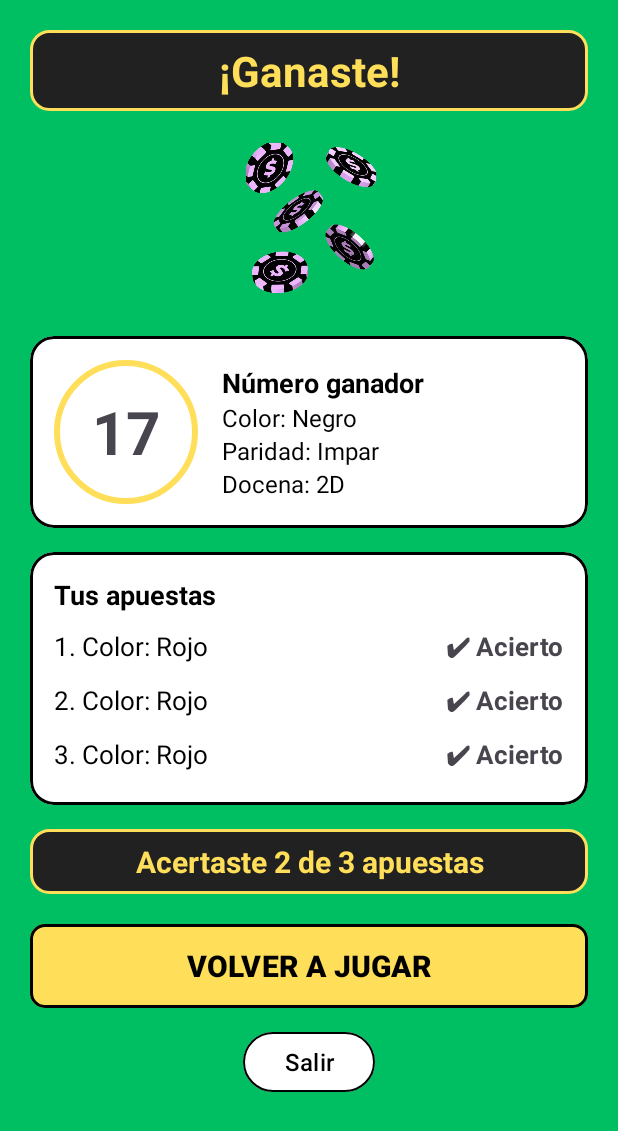
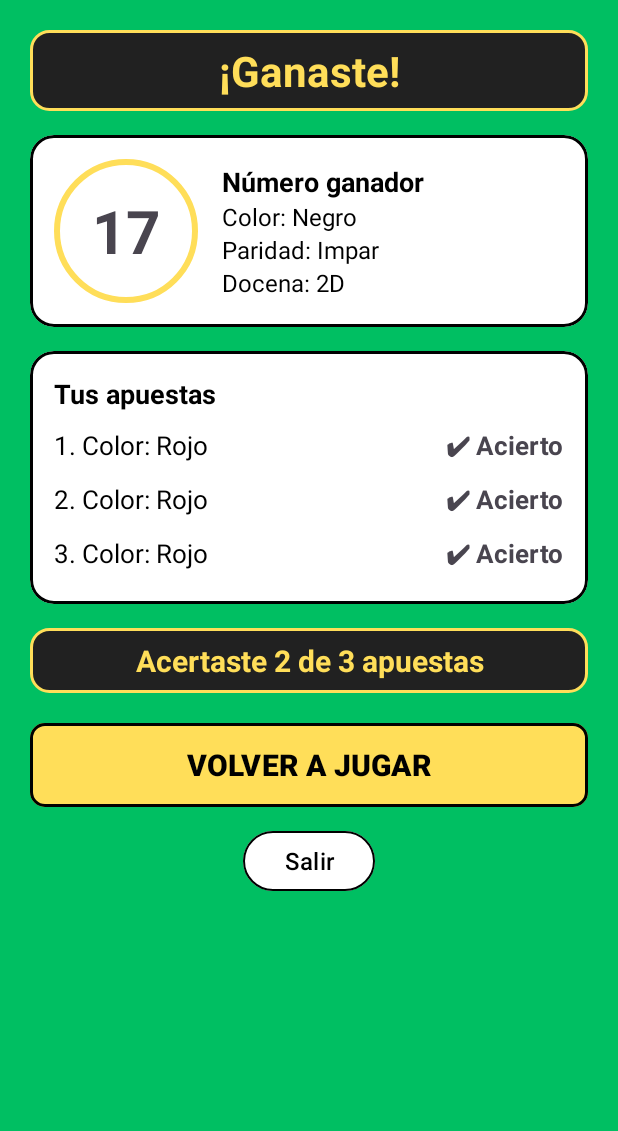
Before and after one commit to tanonibrenda/CasinoLudo, an Android app: the layout activity_resultado.xml on its own in the app's theme, with its tools: preview values and no code run, on a phone screen of 412 x 824 dp. Shown: the top 1131 px of the screen. Run offline under Robolectric (Android 15) with nearby library versions, the phone set to English and light mode, and no system bars.

Commit message:
Sin imagen en resultados y teclado que no tapa el campo

```diff
--- a/app/src/main/java/com/grupo1/casinoludo/BaseApuestaActivity.kt
+++ b/app/src/main/java/com/grupo1/casinoludo/BaseApuestaActivity.kt
@@ -27,9 +27,11 @@ class BaseApuestaActivity : AppCompatActivity() {
         enableEdgeToEdge()
         binding = ActivityBaseApuestaBinding.inflate(layoutInflater)
         setContentView(binding.root)
+        // Además de las barras del sistema se deja lugar para el teclado (ime),
+        // así el campo del número no queda tapado cuando aparece el teclado.
         ViewCompat.setOnApplyWindowInsetsListener(binding.main) { v, insets ->
-            val systemBars = insets.getInsets(WindowInsetsCompat.Type.systemBars())
-            v.setPadding(systemBars.left, systemBars.top, systemBars.right, systemBars.bottom)
+            val barras = insets.getInsets(WindowInsetsCompat.Type.systemBars() or WindowInsetsCompat.Type.ime())
+            v.setPadding(barras.left, barras.top, barras.right, barras.bottom)
             insets
         }
 
--- a/app/src/main/java/com/grupo1/casinoludo/ResultadoActivity.kt
+++ b/app/src/main/java/com/grupo1/casinoludo/ResultadoActivity.kt
@@ -84,10 +84,8 @@ class ResultadoActivity : AppCompatActivity() {
 
         if (aciertos > 0) {
             binding.tvTituloResultado.text = getString(R.string.titulo_gano)
-            binding.imgResultado.setImageResource(R.drawable.img_fichas)
         } else {
             binding.tvTituloResultado.text = getString(R.string.titulo_perdio)
-            binding.imgResultado.setImageResource(R.drawable.img_ruleta)
         }
     }
 
--- a/app/src/main/res/layout/activity_base_apuesta.xml
+++ b/app/src/main/res/layout/activity_base_apuesta.xml
@@ -66,6 +66,7 @@
                         android:id="@+id/etNumero"
                         android:layout_width="match_parent"
                         android:layout_height="wrap_content"
+                        android:imeOptions="actionDone"
                         android:inputType="number"
                         android:maxLength="2" />
                 </com.google.android.material.textfield.TextInputLayout>
--- a/app/src/main/res/layout/activity_resultado.xml
+++ b/app/src/main/res/layout/activity_resultado.xml
@@ -23,20 +23,12 @@
             android:layout_height="wrap_content"
             tools:text="¡Ganaste!" />
 
-        <ImageView
-            android:id="@+id/imgResultado"
-            android:layout_width="130dp"
-            android:layout_height="130dp"
-            android:layout_marginTop="8dp"
-            android:contentDescription="@string/desc_resultado"
-            tools:src="@drawable/img_fichas" />
-
         <!-- Número ganador y sus características -->
         <com.google.android.material.card.MaterialCardView
             style="@style/Tarjeta"
             android:layout_width="match_parent"
             android:layout_height="wrap_content"
-            android:layout_marginTop="12dp">
+            android:layout_marginTop="16dp">
 
             <LinearLayout
                 android:layout_width="match_parent"
--- a/app/src/main/res/values/strings.xml
+++ b/app/src/main/res/values/strings.xml
@@ -62,5 +62,4 @@
     <string name="desc_logo">Logo del Casino Ludo</string>
     <string name="desc_ruleta">Ruleta de casino</string>
     <string name="desc_fichas">Fichas de casino</string>
-    <string name="desc_resultado">Imagen del resultado</string>
 </resources>
```
